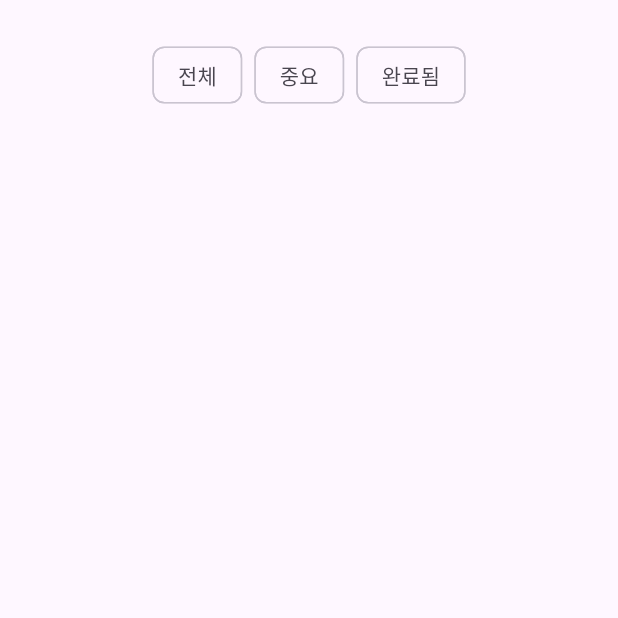
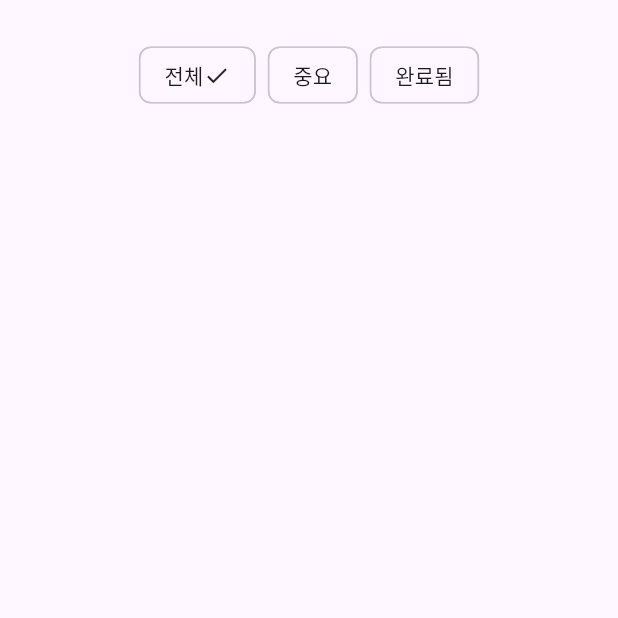
Before and after one commit to sonms/InterestTodoApp, a Flutter app: the SavedScreen screen opened directly, on a phone screen of 412 x 824 dp, the top half of it. Run offline on Flutter 3.47's test engine with Material 3 defaults, Android fonts, the phone set to English and light mode, and no system bars.

Commit message:
feat/SavedScreen - ActionChip으로 체크 표시 및 setState 사용법

```diff
--- a/lib/main.dart
+++ b/lib/main.dart
@@ -1,6 +1,7 @@
 import 'package:flutter/material.dart';
 import 'package:interest_todo_app/views/account/AccountScreen.dart';
 import 'package:interest_todo_app/views/home/HomeScreen.dart';
+import 'package:interest_todo_app/views/login/LoginScreen.dart';
 import 'package:interest_todo_app/views/saved/SavedScreen.dart';
 import 'package:interest_todo_app/views/search/SearchScreen.dart';
 
@@ -19,7 +20,7 @@ class MyApp extends StatelessWidget {
       theme: ThemeData(
         primarySwatch: Colors.blue,
       ),
-      home: MainScreen(),
+      home: LoginScreen(),
     );
   }
 }
--- a/lib/views/saved/SavedScreen.dart
+++ b/lib/views/saved/SavedScreen.dart
@@ -26,8 +26,15 @@ class _SavedScreenState extends State<SavedScreen> {
 }
 
 
-class TopChipGroupFilter extends StatelessWidget {
+class TopChipGroupFilter extends StatefulWidget {
   const TopChipGroupFilter({super.key});
+
+  @override
+  _TopChipGroupFilterState createState() => _TopChipGroupFilterState();
+}
+
+class _TopChipGroupFilterState extends State<TopChipGroupFilter> {
+  String _selectedChip = "전체"; // 선택된 Chip을 저장
 
   @override
   Widget build(BuildContext context) {
@@ -35,10 +42,49 @@ class TopChipGroupFilter extends StatelessWidget {
       padding: EdgeInsets.symmetric(vertical: 10, horizontal: 16),
       child: Wrap(
         spacing: 8.0,
-        children: const [
-          Chip(label: Text("전체")),
-          Chip(label: Text("중요")),
-          Chip(label: Text("완료됨")),
+        children: [
+          ActionChip(
+            label: Row(
+              mainAxisSize: MainAxisSize.min,
+              children: [
+                Text("전체"),
+                if (_selectedChip == "전체") Icon(Icons.check, size: 18) // 체크 아이콘 추가
+              ],
+            ),
+            onPressed: () {
+              setState(() {
+                _selectedChip = "전체";
+              });
+            },
+          ),
+          ActionChip(
+            label: Row(
+              mainAxisSize: MainAxisSize.min,
+              children: [
+                Text("중요"),
+                if (_selectedChip == "중요") Icon(Icons.check, size: 18)
+              ],
+            ),
+            onPressed: () {
+              setState(() {
+                _selectedChip = "중요";
+              });
+            },
+          ),
+          ActionChip(
+            label: Row(
+              mainAxisSize: MainAxisSize.min,
+              children: [
+                Text("완료됨"),
+                if (_selectedChip == "완료됨") Icon(Icons.check, size: 18)
+              ],
+            ),
+            onPressed: () {
+              setState(() {
+                _selectedChip = "완료됨";
+              });
+            },
+          ),
         ],
       ),
     );
```
